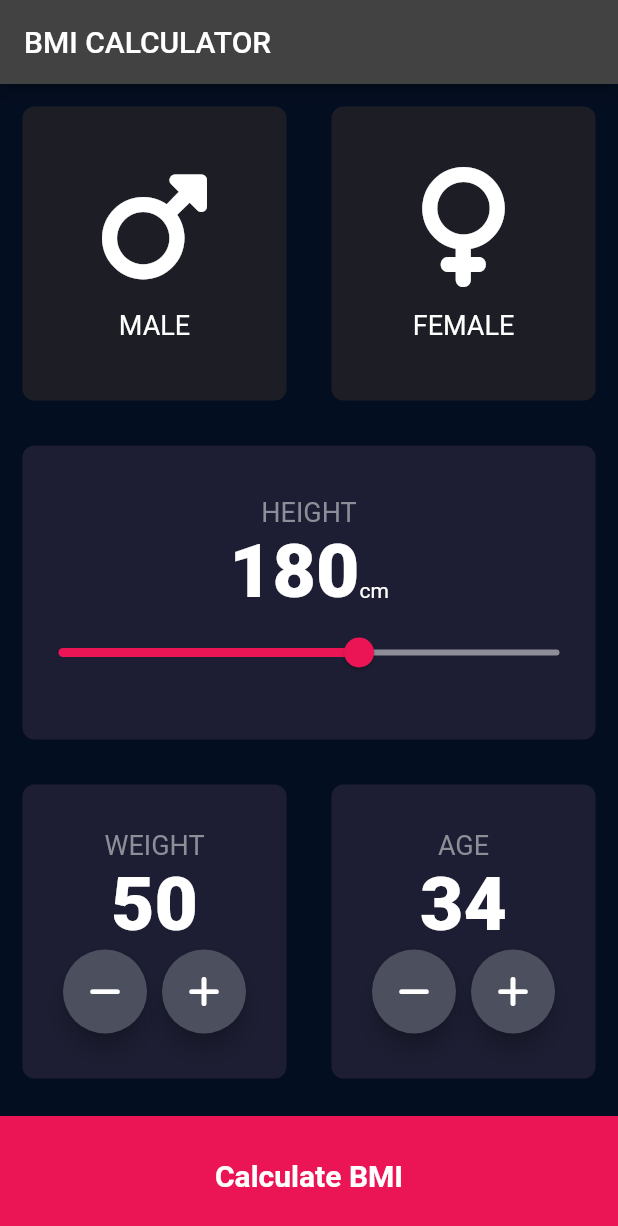
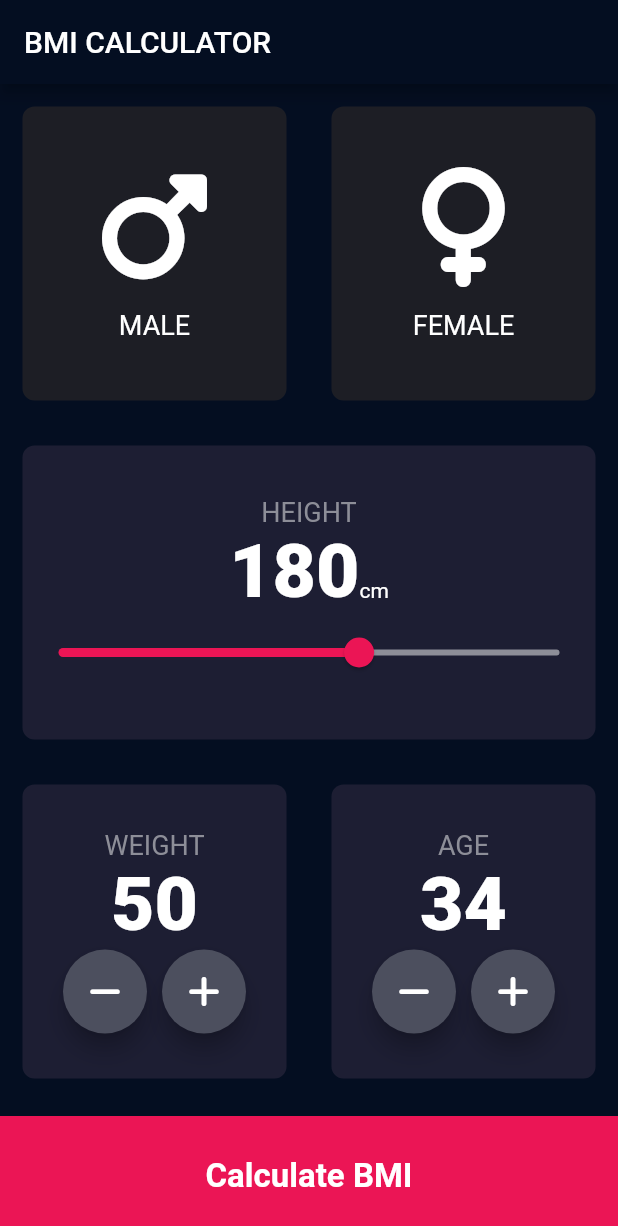
Before and after one commit to itzmars/BMI-Calculator, a Flutter app: the screen it shows after launch, on a phone screen of 412 x 824 dp. Shown: the top 1226 px of the screen. Run offline on Flutter 3.47's test engine with Material 2 defaults, Android fonts, the phone set to English and light mode, and no system bars; our stand-ins replace font_awesome_flutter.

Commit message:
second commit

```diff
--- /dev/null
+++ b/lib/bottom_button.dart
@@ -0,0 +1,27 @@
+import 'package:flutter/material.dart';
+import 'constants.dart';
+
+class BottomButton extends StatelessWidget {
+  BottomButton({required this.label, required this.onPressed});
+
+  final String label;
+  final VoidCallback onPressed;
+
+  @override
+  Widget build(BuildContext context) {
+    return GestureDetector(
+      onTap: onPressed,
+      child: Container(
+        color: kBottomContainerColor,
+        width: double.infinity,
+        margin: const EdgeInsets.only(top: 10.0),
+        height: kBottomContainerHeight,
+        child: Center(
+            child: Text(
+          label,
+          style: kBottomButtonTextStyle,
+        )),
+      ),
+    );
+  }
+}
--- a/lib/constants.dart
+++ b/lib/constants.dart
@@ -4,5 +4,13 @@ const kBottomContainerHeight = 80.0;
 const kActiveCardColor = Color(0xff1d1e33);
 const kInactiveCardColor = Color(0xff1d1e25);
 const kBottomContainerColor = Color(0xffeb1555);
+const kBottomButtonTextStyle =
+    TextStyle(fontSize: 22, fontWeight: FontWeight.bold);
 const kStyleHeightText = TextStyle(fontSize: 50.0, fontWeight: FontWeight.w900);
 const kLabelTextStyle = TextStyle(fontSize: 18.0, color: Color(0xff8d8e98));
+const kTitleTextStyle = TextStyle(fontSize: 50.0, fontWeight: FontWeight.bold);
+const kResultTextStyle = TextStyle(
+    fontSize: 22.0, fontWeight: FontWeight.bold, color: Color(0xff24d876));
+const kBMITextStyle = TextStyle(fontSize: 100.0, fontWeight: FontWeight.bold);
+
+const kBodyResultTextStyle = TextStyle(fontSize: 22.0);
--- a/lib/input_page.dart
+++ b/lib/input_page.dart
@@ -1,8 +1,12 @@
+import 'package:bmi_app/calculator_brain.dart';
 import 'package:flutter/material.dart';
 import 'package:font_awesome_flutter/font_awesome_flutter.dart';
 import 'reusable_card.dart';
 import 'icon_content.dart';
 import 'constants.dart';
+import 'round_icon_button.dart';
+import 'bottom_button.dart';
+import 'result_page.dart';
 
 class InputPage extends StatefulWidget {
   @override
@@ -195,7 +199,12 @@ class _InputPageState extends State<InputPage> {
                             width: 10.0,
                           ),
                           RoundIconButton(
-                              icon: FontAwesomeIcons.plus, onPressed: () {})
+                              icon: FontAwesomeIcons.plus,
+                              onPressed: () {
+                                setState(() {
+                                  age++;
+                                });
+                              })
                         ],
                       ),
                     ],
@@ -204,41 +213,18 @@ class _InputPageState extends State<InputPage> {
               )
             ],
           )),
-          Container(
-            color: kBottomContainerColor,
-            width: double.infinity,
-            margin: const EdgeInsets.only(top: 10.0),
-            height: kBottomContainerHeight,
-            child: const Center(
-                child: Text(
-              "Calculate BMI",
-              style: TextStyle(fontSize: 20, fontWeight: FontWeight.bold),
-            )),
+          BottomButton(
+            label: "Calculate BMI",
+            onPressed: () {
+              CalculatorBrain calc =
+                  CalculatorBrain(weight: weight, height: height);
+              Navigator.push(context, MaterialPageRoute(builder: (context) {
+                return ResultPage(bmiResult: calc.getResult(), resultText: calc.calculateBMI(), interpretation: calc.getInterpretation(),);
+              }));
+            },
           ),
         ],
       ),
     );
   }
 }
-
-class RoundIconButton extends StatelessWidget {
-  RoundIconButton({required this.icon, required this.onPressed});
-
-  final IconData icon;
-  final Function onPressed;
-
-  @override
-  Widget build(BuildContext context) {
-    return RawMaterialButton(
-      onPressed: () => {onPressed},
-      elevation: 6.0,
-      fillColor: const Color(0xff4c4f5e),
-      shape: const CircleBorder(),
-      constraints: const BoxConstraints.tightFor(
-        width: 56.0,
-        height: 56.0,
-      ),
-      child: Icon(icon),
-    );
-  }
-}
--- a/lib/main.dart
+++ b/lib/main.dart
@@ -15,6 +15,9 @@ class BMICalculator extends StatelessWidget {
       theme: ThemeData.dark().copyWith(
         primaryColor: const Color(0xff040e21),
         scaffoldBackgroundColor: const Color(0xff040e21),
+        appBarTheme: const AppBarTheme(
+           backgroundColor: Color(0xff040e21),
+        )
       ),
       home: InputPage(),
     );
--- /dev/null
+++ b/lib/round_icon_button.dart
@@ -0,0 +1,24 @@
+import 'package:flutter/material.dart';
+
+
+class RoundIconButton extends StatelessWidget {
+  RoundIconButton({required this.icon, required this.onPressed});
+
+  final IconData icon;
+  final VoidCallback onPressed;
+
+  @override
+  Widget build(BuildContext context) {
+    return RawMaterialButton(
+      onPressed: onPressed,
+      elevation: 6.0,
+      fillColor: const Color(0xff4c4f5e),
+      shape: const CircleBorder(),
+      constraints: const BoxConstraints.tightFor(
+        width: 56.0,
+        height: 56.0,
+      ),
+      child: Icon(icon),
+    );
+  }
+}
```
Also changed, not shown: lib/calculator_brain.dart (added, +36 -0 lines), lib/result_page.dart (added, +65 -0 lines).
